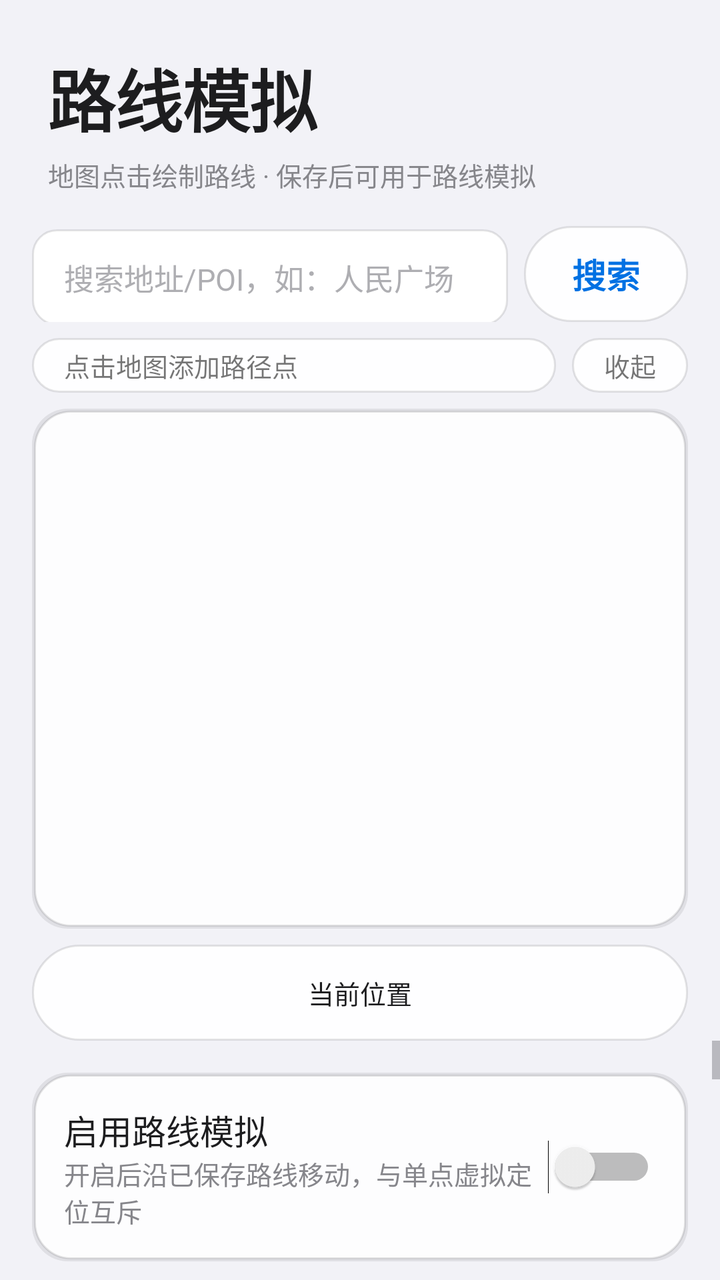
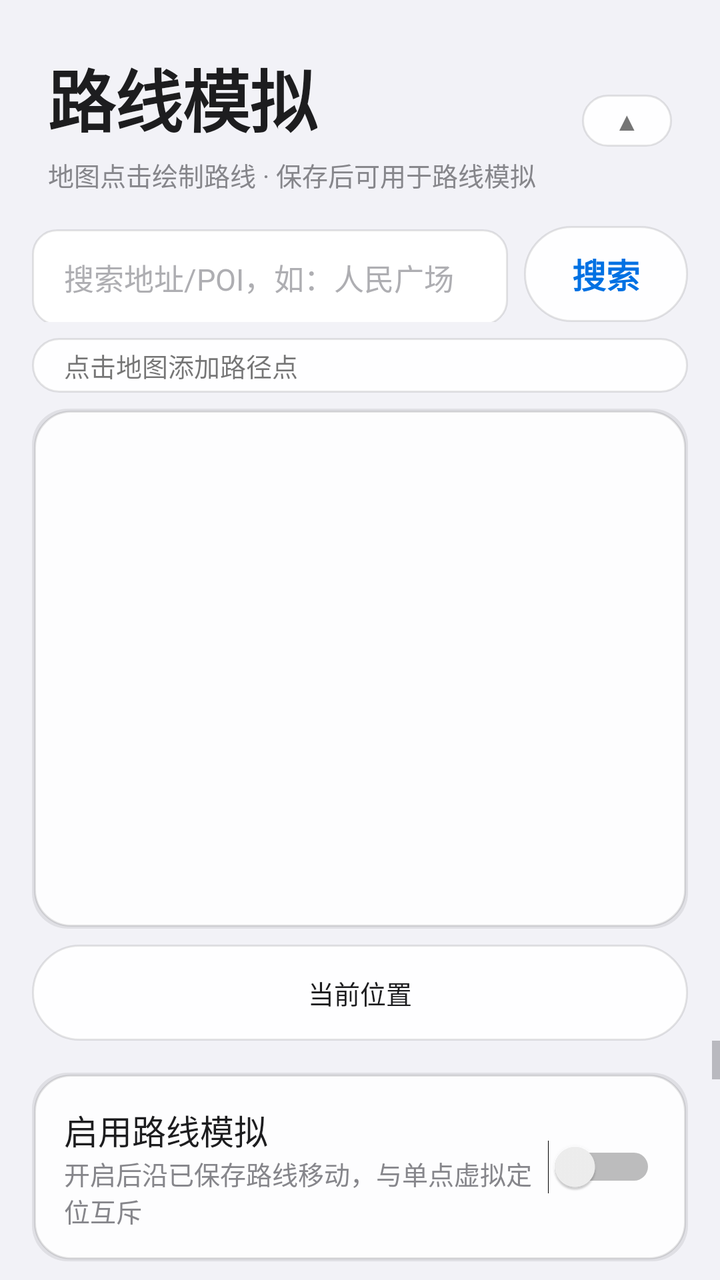

The first picture is an Android layout as it rendered before a commit; the second is the same layout after the commit. The layout source and the unified diff follow.
<!-- AndroidManifest.xml: application theme Theme.ZVirtualEnv -->
<!-- res/layout/fragment_route.xml -->
<?xml version="1.0" encoding="utf-8"?>
<LinearLayout xmlns:android="http://schemas.android.com/apk/res/android"
    android:layout_width="match_parent"
    android:layout_height="match_parent"
    android:orientation="vertical">

    <LinearLayout
        android:layout_width="match_parent"
        android:layout_height="wrap_content"
        android:orientation="vertical"
        android:paddingStart="@dimen/space_lg"
        android:paddingTop="@dimen/space_lg"
        android:paddingEnd="@dimen/space_lg">

        <TextView
            android:layout_width="wrap_content"
            android:layout_height="wrap_content"
            android:text="@string/route_title"
            style="@style/Text.Hero" />

        <TextView
            android:layout_width="wrap_content"
            android:layout_height="wrap_content"
            android:layout_marginTop="@dimen/space_xs"
            android:text="@string/route_subtitle"
            style="@style/Text.Caption" />
    </LinearLayout>

    
    <LinearLayout
        android:layout_width="match_parent"
        android:layout_height="wrap_content"
        android:layout_marginStart="@dimen/space_md"
        android:layout_marginTop="@dimen/space_md"
        android:layout_marginEnd="@dimen/space_md"
        android:orientation="horizontal">

        <EditText
            android:id="@+id/searchInput"
            android:layout_width="0dp"
            android:layout_height="wrap_content"
            android:layout_weight="1"
            android:hint="@string/location_search_hint"
            android:imeOptions="actionSearch"
            android:inputType="text"
            android:maxLines="1"
            style="@style/EditText.Field" />

        <Button
            android:id="@+id/searchButton"
            android:layout_width="wrap_content"
            android:layout_height="wrap_content"
            android:layout_marginStart="@dimen/space_sm"
            android:minWidth="0dp"
            android:text="@string/location_search"
            style="@style/Button.Pill.Secondary" />
    </LinearLayout>

    
    <LinearLayout
        android:id="@+id/searchResults"
        android:layout_width="match_parent"
        android:layout_height="wrap_content"
        android:layout_marginStart="@dimen/space_md"
        android:layout_marginTop="@dimen/space_sm"
        android:layout_marginEnd="@dimen/space_md"
        android:background="@drawable/bg_card"
        android:orientation="vertical"
        android:visibility="gone" />

    
    <LinearLayout
        android:layout_width="match_parent"
        android:layout_height="wrap_content"
        android:layout_marginStart="@dimen/space_md"
        android:layout_marginTop="@dimen/space_sm"
        android:layout_marginEnd="@dimen/space_md"
        android:gravity="center_vertical"
        android:orientation="horizontal">

        <TextView
            android:id="@+id/drawHint"
            android:layout_width="0dp"
            android:layout_height="wrap_content"
            android:layout_weight="1"
            android:background="@drawable/bg_pill_secondary"
            android:paddingStart="@dimen/space_md"
            android:paddingTop="@dimen/space_xs"
            android:paddingEnd="@dimen/space_md"
            android:paddingBottom="@dimen/space_xs"
            android:text="@string/route_draw_hint"
            android:textSize="@dimen/text_caption" />

        <TextView
            android:id="@+id/mapCollapseButton"
            android:layout_width="wrap_content"
            android:layout_height="wrap_content"
            android:layout_marginStart="@dimen/space_sm"
            android:background="@drawable/bg_pill_secondary"
            android:paddingStart="@dimen/space_md"
            android:paddingTop="@dimen/space_xs"
            android:paddingEnd="@dimen/space_md"
            android:paddingBottom="@dimen/space_xs"
            android:text="@string/map_collapse"
            android:textSize="@dimen/text_caption" />
    </LinearLayout>

    <FrameLayout
        android:layout_width="match_parent"
        android:layout_height="260dp"
        android:layout_marginStart="@dimen/space_md"
        android:layout_marginTop="@dimen/space_sm"
        android:layout_marginEnd="@dimen/space_md"
        android:background="@drawable/bg_card">

        
        <FrameLayout
            android:id="@+id/mapContainer"
            android:layout_width="match_parent"
            android:layout_height="match_parent" />

        
        <LinearLayout
            android:id="@+id/privacyPrompt"
            android:layout_width="match_parent"
            android:layout_height="match_parent"
            android:background="@color/bg_secondary"
            android:gravity="center"
            android:orientation="vertical"
            android:padding="@dimen/space_lg"
            android:visibility="gone">

            <TextView
                android:layout_width="wrap_content"
                android:layout_height="wrap_content"
                android:gravity="center"
                android:text="@string/route_privacy_prompt"
                android:textColor="@color/text_secondary"
                android:textSize="@dimen/text_body" />
        </LinearLayout>
    </FrameLayout>

    
    <Button
        android:id="@+id/locateButton"
        android:layout_width="match_parent"
        android:layout_height="wrap_content"
        android:layout_marginStart="@dimen/space_md"
        android:layout_marginTop="@dimen/space_sm"
        android:layout_marginEnd="@dimen/space_md"
        android:background="@drawable/bg_pill_secondary"
        android:minWidth="0dp"
        android:text="@string/route_locate"
        android:textSize="@dimen/text_caption" />

    <ScrollView
        android:layout_width="match_parent"
        android:layout_height="0dp"
        android:layout_weight="1"
        android:overScrollMode="never">

        <LinearLayout
            android:layout_width="match_parent"
            android:layout_height="wrap_content"
            android:orientation="vertical"
            android:padding="@dimen/space_md">

            
            <LinearLayout
                android:layout_width="match_parent"
                android:layout_height="wrap_content"
                android:background="@drawable/bg_card"
                android:gravity="center_vertical"
                android:orientation="horizontal"
                android:padding="@dimen/space_md">

                <LinearLayout
                    android:layout_width="0dp"
                    android:layout_height="wrap_content"
                    android:layout_weight="1"
                    android:orientation="vertical">

                    <TextView
                        android:layout_width="wrap_content"
                        android:layout_height="wrap_content"
                        android:text="@string/route_switch_title"
                        style="@style/Text.Headline" />

                    <TextView
                        android:layout_width="wrap_content"
                        android:layout_height="wrap_content"
                        android:text="@string/route_switch_desc"
                        style="@style/Text.Caption" />
                </LinearLayout>

                <Switch
                    android:id="@+id/routeEnableSwitch"
                    android:layout_width="wrap_content"
                    android:layout_height="wrap_content" />
            </LinearLayout>

            
            <TextView
                android:id="@+id/routeStatusText"
                android:layout_width="match_parent"
                android:layout_height="wrap_content"
                android:layout_marginTop="@dimen/space_sm"
                android:text="@string/route_status_idle"
                style="@style/Text.Caption" />

            
            <LinearLayout
                android:layout_width="match_parent"
                android:layout_height="wrap_content"
                android:layout_marginTop="@dimen/space_sm"
                android:background="@drawable/bg_card"
                android:orientation="vertical"
                android:padding="@dimen/space_md">

                <TextView
                    android:layout_width="wrap_content"
                    android:layout_height="wrap_content"
                    android:text="@string/route_config_title"
                    style="@style/Text.Headline" />

                <LinearLayout
                    android:layout_width="match_parent"
                    android:layout_height="wrap_content"
                    android:layout_marginTop="@dimen/space_sm"
                    android:orientation="horizontal">

                    <EditText
                        android:id="@+id/routeSpeedInput"
                        android:layout_width="0dp"
                        android:layout_height="wrap_content"
                        android:layout_weight="1"
                        android:hint="@string/route_speed_hint"
                        android:inputType="numberDecimal"
                        android:maxLines="1"
                        style="@style/EditText.Field" />

                    <EditText
                        android:id="@+id/routeStepInput"
                        android:layout_width="0dp"
                        android:layout_height="wrap_content"
                        android:layout_marginStart="@dimen/space_sm"
                        android:layout_weight="1"
                        android:hint="@string/route_step_hint"
                        android:inputType="number"
                        android:maxLines="1"
                        style="@style/EditText.Field" />
                </LinearLayout>

                
                <LinearLayout
                    android:layout_width="match_parent"
                    android:layout_height="wrap_content"
                    android:layout_marginTop="@dimen/space_sm"
                    android:orientation="horizontal">

                    <TextView
                        android:id="@+id/presetWalk"
                        android:layout_width="0dp"
                        android:layout_height="wrap_content"
                        android:layout_weight="1"
                        android:background="@drawable/bg_pill_secondary"
                        android:gravity="center"
                        android:paddingTop="@dimen/space_sm"
                        android:paddingBottom="@dimen/space_sm"
                        android:text="@string/route_preset_walk"
                        android:textSize="@dimen/text_caption" />

                    <TextView
                        android:id="@+id/presetRun"
                        android:layout_width="0dp"
                        android:layout_height="wrap_content"
                        android:layout_marginStart="@dimen/space_xs"
                        android:layout_weight="1"
                        android:background="@drawable/bg_pill_secondary"
                        android:gravity="center"
                        android:paddingTop="@dimen/space_sm"
                        android:paddingBottom="@dimen/space_sm"
                        android:text="@string/route_preset_run"
                        android:textSize="@dimen/text_caption" />

                    <TextView
                        android:id="@+id/presetBike"
                        android:layout_width="0dp"
                        android:layout_height="wrap_content"
                        android:layout_marginStart="@dimen/space_xs"
                        android:layout_weight="1"
                        android:background="@drawable/bg_pill_secondary"
                        android:gravity="center"
                        android:paddingTop="@dimen/space_sm"
                        android:paddingBottom="@dimen/space_sm"
                        android:text="@string/route_preset_bike"
                        android:textSize="@dimen/text_caption" />

                    <TextView
                        android:id="@+id/presetDrive"
                        android:layout_width="0dp"
                        android:layout_height="wrap_content"
                        android:layout_marginStart="@dimen/space_xs"
                        android:layout_weight="1"
                        android:background="@drawable/bg_pill_secondary"
                        android:gravity="center"
                        android:paddingTop="@dimen/space_sm"
                        android:paddingBottom="@dimen/space_sm"
                        android:text="@string/route_preset_drive"
                        android:textSize="@dimen/text_caption" />
                </LinearLayout>
            </LinearLayout>

            <EditText
                android:id="@+id/routeNameInput"
                android:layout_width="match_parent"
                android:layout_height="wrap_content"
                android:layout_marginTop="@dimen/space_sm"
                android:hint="@string/route_name_hint"
                style="@style/EditText.Field" />

            <EditText
                android:id="@+id/routeRemarkInput"
                android:layout_width="match_parent"
                android:layout_height="wrap_content"
                android:layout_marginTop="@dimen/space_sm"
                android:hint="@string/route_remark_hint"
                style="@style/EditText.Field" />

            <LinearLayout
                android:layout_width="match_parent"
                android:layout_height="wrap_content"
                android:layout_marginTop="@dimen/space_sm"
                android:orientation="horizontal">

                <Button
                    android:id="@+id/clearButton"
                    android:layout_width="0dp"
                    android:layout_height="wrap_content"
                    android:layout_marginEnd="@dimen/space_xs"
                    android:layout_weight="1"
                    android:text="@string/route_clear"
                    style="@style/Button.Pill.Secondary" />

                <Button
                    android:id="@+id/saveButton"
                    android:layout_width="0dp"
                    android:layout_height="wrap_content"
                    android:layout_marginStart="@dimen/space_xs"
                    android:layout_weight="1"
                    android:text="@string/route_save"
                    style="@style/Button.Pill" />
            </LinearLayout>

            
            <LinearLayout
                android:layout_width="match_parent"
                android:layout_height="wrap_content"
                android:layout_marginTop="@dimen/space_md"
                android:background="@drawable/bg_card"
                android:orientation="vertical"
                android:padding="@dimen/space_md">

                <TextView
                    android:layout_width="wrap_content"
                    android:layout_height="wrap_content"
                    android:text="@string/float_open"
                    style="@style/Text.Headline" />

                <TextView
                    android:layout_width="wrap_content"
                    android:layout_height="wrap_content"
                    android:layout_marginTop="@dimen/space_xs"
                    android:text="@string/float_open_desc"
                    style="@style/Text.Caption" />

                <LinearLayout
                    android:layout_width="match_parent"
                    android:layout_height="wrap_content"
                    android:layout_marginTop="@dimen/space_sm"
                    android:orientation="horizontal">

                    <Button
                        android:id="@+id/floatWindowButton"
                        android:layout_width="0dp"
                        android:layout_height="wrap_content"
                        android:layout_weight="1"
                        android:text="@string/float_open"
                        style="@style/Button.Pill" />

                    <Button
                        android:id="@+id/closeFloatButton"
                        android:layout_width="0dp"
                        android:layout_height="wrap_content"
                        android:layout_marginStart="@dimen/space_sm"
                        android:layout_weight="1"
                        android:text="@string/float_close_window"
                        style="@style/Button.Pill.Secondary" />
                </LinearLayout>
            </LinearLayout>

            <LinearLayout
                android:layout_width="match_parent"
                android:layout_height="wrap_content"
                android:layout_marginTop="@dimen/space_md"
                android:background="@drawable/bg_card"
                android:orientation="vertical"
                android:padding="@dimen/space_md">

                <TextView
                    android:layout_width="wrap_content"
                    android:layout_height="wrap_content"
                    android:text="@string/route_saved_title"
                    style="@style/Text.Headline" />

                <TextView
                    android:id="@+id/savedRoutesEmpty"
                    android:layout_width="match_parent"
                    android:layout_height="wrap_content"
                    android:layout_marginTop="@dimen/space_sm"
                    android:text="@string/route_saved_empty"
                    android:textColor="@color/text_secondary"
                    style="@style/Text.Caption" />

                <LinearLayout
                    android:id="@+id/savedRouteList"
                    android:layout_width="match_parent"
                    android:layout_height="wrap_content"
                    android:orientation="vertical" />
            </LinearLayout>
        </LinearLayout>
    </ScrollView>
</LinearLayout>
<!-- resources referenced by this layout -->
<resources>
  <color name="bg_secondary">#FFFFFF</color>
  <color name="text_secondary">#86868B</color>
  <dimen name="space_lg">24dp</dimen>
  <dimen name="space_md">16dp</dimen>
  <dimen name="space_sm">8dp</dimen>
  <dimen name="space_xs">4dp</dimen>
  <dimen name="text_body">15sp</dimen>
  <dimen name="text_caption">13sp</dimen>
  <string name="float_close_window">关闭悬浮窗</string>
  <string name="float_open">显示悬浮窗</string>
  <string name="float_open_desc">摇杆移动 + 路线启停重置 + 速度/步频设置</string>
  <string name="location_search">搜索</string>
  <string name="location_search_hint">搜索地址/POI，如：人民广场</string>
  <string name="map_collapse">收起</string>
  <string name="route_clear">清空</string>
  <string name="route_config_title">速度 / 步频</string>
  <string name="route_draw_hint">点击地图添加路径点</string>
  <string name="route_locate">当前位置</string>
  <string name="route_name_hint">路线名称，如：学校→公园</string>
  <string name="route_preset_bike">自行车</string>
  <string name="route_preset_drive">驾车</string>
  <string name="route_preset_run">跑步</string>
  <string name="route_preset_walk">步行</string>
  <string name="route_privacy_prompt">地图功能需要先阅读并同意高德隐私政策\n请前往「设置」页勾选同意后返回</string>
  <string name="route_remark_hint">备注（可选），如：步行通勤路线</string>
  <string name="route_save">保存路线</string>
  <string name="route_saved_empty">暂无已保存路线</string>
  <string name="route_saved_title">已保存路线</string>
  <string name="route_speed_hint">速度 km/h</string>
  <string name="route_status_idle">路线未运行</string>
  <string name="route_step_hint">步频 步/分</string>
  <string name="route_subtitle">地图点击绘制路线 · 保存后可用于路线模拟</string>
  <string name="route_switch_desc">开启后沿已保存路线移动，与单点虚拟定位互斥</string>
  <string name="route_switch_title">启用路线模拟</string>
  <string name="route_title">路线模拟</string>
  <style name="EditText.Field" parent="">
          <item name="android:background">@drawable/bg_field</item>
          <item name="android:minHeight">@dimen/touch_min</item>
          <item name="android:paddingStart">@dimen/space_md</item>
          <item name="android:paddingEnd">@dimen/space_md</item>
          <item name="android:textSize">@dimen/text_body</item>
          <item name="android:textColor">@color/text_primary</item>
          <item name="android:textColorHint">@color/text_tertiary</item>
      </style>
  <style name="Text.Caption" parent="android:TextAppearance.Material">
          <item name="android:textSize">@dimen/text_caption</item>
          <item name="android:textColor">@color/text_secondary</item>
      </style>
  <style name="Text.Headline" parent="android:TextAppearance.Material">
          <item name="android:textSize">@dimen/text_headline</item>
          <item name="android:textStyle">normal</item>
          <item name="android:textColor">@color/text_primary</item>
      </style>
  <style name="Text.Hero" parent="android:TextAppearance.Material">
          <item name="android:textSize">@dimen/text_hero</item>
          <item name="android:textStyle">bold</item>
          <item name="android:textColor">@color/text_primary</item>
          <item name="android:letterSpacing">-0.01</item>
      </style>
  <dimen name="radius_card">18dp</dimen>
  <color name="glass_shadow">#14000000</color>
  <color name="card_fill">#F2FFFFFF</color>
  <color name="card_border">#1A000000</color>
  <dimen name="radius_pill">980dp</dimen>
  <color name="bg_tertiary">#E5E5EA</color>
  <dimen name="touch_min">48dp</dimen>
  <dimen name="text_headline">17sp</dimen>
  <color name="accent">#0071E3</color>
  <color name="text_primary">#1D1D1F</color>
  <color name="text_tertiary">#AEAEB2</color>
  <dimen name="text_hero">34sp</dimen>
  <color name="bg_primary">#F2F2F7</color>
  <color name="accent_press">#0A5DC2</color>
  <dimen name="radius_control">12dp</dimen>
  <!-- unchanged entries left out for length: 7 -->
</resources>

<!-- the commit's change to res/layout/fragment_route.xml (unified diff, before → after) -->
@@ -7,24 +7,53 @@
     <LinearLayout
         android:layout_width="match_parent"
         android:layout_height="wrap_content"
-        android:orientation="vertical"
+        android:gravity="center_vertical"
+        android:orientation="horizontal"
         android:paddingStart="@dimen/space_lg"
         android:paddingTop="@dimen/space_lg"
         android:paddingEnd="@dimen/space_lg">
 
+        <LinearLayout
+            android:layout_width="0dp"
+            android:layout_height="wrap_content"
+            android:layout_weight="1"
+            android:orientation="vertical">
+
+            <TextView
+                android:layout_width="wrap_content"
+                android:layout_height="wrap_content"
+                android:text="@string/route_title"
+                style="@style/Text.Hero" />
+
+            <TextView
+                android:layout_width="wrap_content"
+                android:layout_height="wrap_content"
+                android:layout_marginTop="@dimen/space_xs"
+                android:text="@string/route_subtitle"
+                style="@style/Text.Caption" />
+        </LinearLayout>
+
+        
         <TextView
+            android:id="@+id/mapCollapseButton"
             android:layout_width="wrap_content"
             android:layout_height="wrap_content"
-            android:text="@string/route_title"
-            style="@style/Text.Hero" />
-
-        <TextView
-            android:layout_width="wrap_content"
-            android:layout_height="wrap_content"
-            android:layout_marginTop="@dimen/space_xs"
-            android:text="@string/route_subtitle"
-            style="@style/Text.Caption" />
+            android:layout_marginStart="@dimen/space_sm"
+            android:background="@drawable/bg_pill_secondary"
+            android:paddingStart="@dimen/space_md"
+            android:paddingTop="@dimen/space_xs"
+            android:paddingEnd="@dimen/space_md"
+            android:paddingBottom="@dimen/space_xs"
+            android:text="@string/map_panel_collapse"
+            android:textSize="@dimen/text_caption" />
     </LinearLayout>
+
+    
+    <LinearLayout
+        android:id="@+id/mapPanel"
+        android:layout_width="match_parent"
+        android:layout_height="wrap_content"
+        android:orientation="vertical">
 
     
     <LinearLayout
@@ -69,41 +98,20 @@
         android:visibility="gone" />
 
     
-    <LinearLayout
+    <TextView
+        android:id="@+id/drawHint"
         android:layout_width="match_parent"
         android:layout_height="wrap_content"
         android:layout_marginStart="@dimen/space_md"
         android:layout_marginTop="@dimen/space_sm"
         android:layout_marginEnd="@dimen/space_md"
-        android:gravity="center_vertical"
-        android:orientation="horizontal">
-
-        <TextView
-            android:id="@+id/drawHint"
-            android:layout_width="0dp"
-            android:layout_height="wrap_content"
-            android:layout_weight="1"
-            android:background="@drawable/bg_pill_secondary"
-            android:paddingStart="@dimen/space_md"
-            android:paddingTop="@dimen/space_xs"
-            android:paddingEnd="@dimen/space_md"
-            android:paddingBottom="@dimen/space_xs"
-            android:text="@string/route_draw_hint"
-            android:textSize="@dimen/text_caption" />
-
-        <TextView
-            android:id="@+id/mapCollapseButton"
-            android:layout_width="wrap_content"
-            android:layout_height="wrap_content"
-            android:layout_marginStart="@dimen/space_sm"
-            android:background="@drawable/bg_pill_secondary"
-            android:paddingStart="@dimen/space_md"
-            android:paddingTop="@dimen/space_xs"
-            android:paddingEnd="@dimen/space_md"
-            android:paddingBottom="@dimen/space_xs"
-            android:text="@string/map_collapse"
-            android:textSize="@dimen/text_caption" />
-    </LinearLayout>
+        android:background="@drawable/bg_pill_secondary"
+        android:paddingStart="@dimen/space_md"
+        android:paddingTop="@dimen/space_xs"
+        android:paddingEnd="@dimen/space_md"
+        android:paddingBottom="@dimen/space_xs"
+        android:text="@string/route_draw_hint"
+        android:textSize="@dimen/text_caption" />
 
     <FrameLayout
         android:layout_width="match_parent"
@@ -152,6 +160,7 @@
         android:minWidth="0dp"
         android:text="@string/route_locate"
         android:textSize="@dimen/text_caption" />
+    </LinearLayout>
 
     <ScrollView
         android:layout_width="match_parent"
<!-- resource entries referenced after the edit -->
@@ -13,7 +13,7 @@
   <string name="float_open_desc">摇杆移动 + 路线启停重置 + 速度/步频设置</string>
   <string name="location_search">搜索</string>
   <string name="location_search_hint">搜索地址/POI，如：人民广场</string>
-  <string name="map_collapse">收起</string>
+  <string name="map_panel_collapse">▲</string>
   <string name="route_clear">清空</string>
   <string name="route_config_title">速度 / 步频</string>
   <string name="route_draw_hint">点击地图添加路径点</string>
